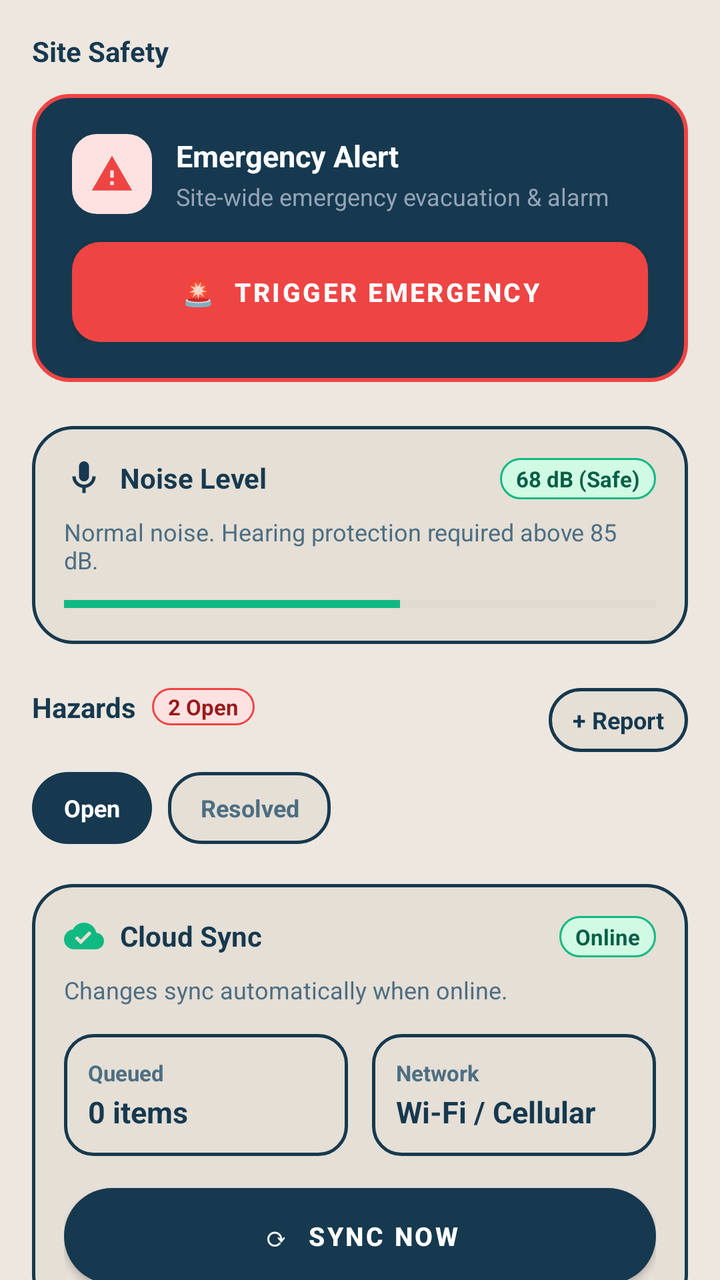
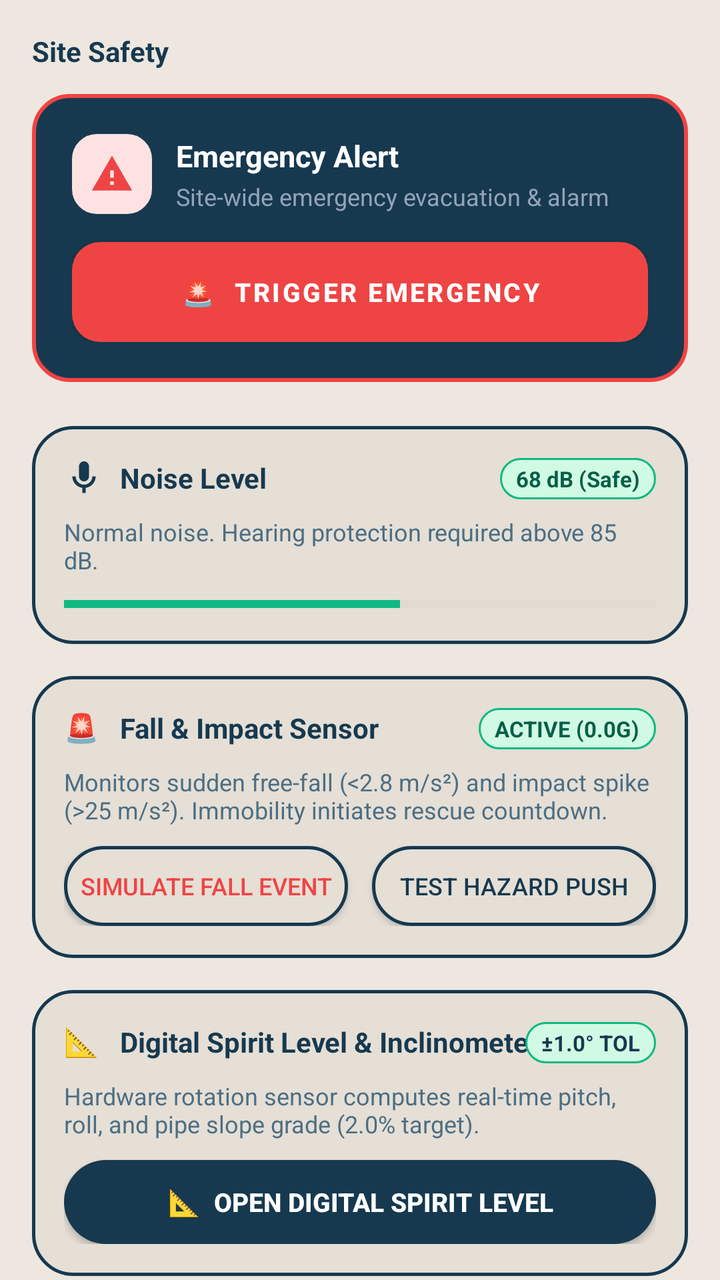

Screens rendered from an Android XML layout before and after an edit, with the pre-edit source and the edit as a unified diff.
<!-- AndroidManifest.xml: application theme Theme.SiteSync -->
<!-- res/layout/fragment_security.xml -->
<?xml version="1.0" encoding="utf-8"?>
<androidx.core.widget.NestedScrollView xmlns:android="http://schemas.android.com/apk/res/android"
    xmlns:app="http://schemas.android.com/apk/res-auto"
    android:layout_width="match_parent"
    android:layout_height="match_parent"
    android:background="@color/warm_ash_base"
    android:fillViewport="true">

    <LinearLayout
        android:layout_width="match_parent"
        android:layout_height="wrap_content"
        android:orientation="vertical"
        android:paddingStart="16dp"
        android:paddingEnd="16dp"
        android:paddingTop="16dp"
        android:paddingBottom="100dp">

        
        <TextView
            android:layout_width="match_parent"
            android:layout_height="wrap_content"
            android:text="Site Safety"
            android:textColor="@color/text_oxide_primary"
            android:textSize="14sp"
            android:textStyle="bold"
            android:layout_marginBottom="12dp" />

        
        <include
            android:id="@+id/incEmergency"
            layout="@layout/layout_emergency_broadcast" />

        
        <LinearLayout
            android:id="@+id/cardAcousticSafety"
            android:layout_width="match_parent"
            android:layout_height="wrap_content"
            android:orientation="vertical"
            android:background="@drawable/bg_card_outlined"
            android:padding="16dp"
            android:layout_marginTop="6dp"
            android:layout_marginBottom="14dp">

            <RelativeLayout
                android:layout_width="match_parent"
                android:layout_height="wrap_content"
                android:layout_marginBottom="8dp">

                <LinearLayout
                    android:layout_width="wrap_content"
                    android:layout_height="wrap_content"
                    android:orientation="horizontal"
                    android:gravity="center_vertical">

                    <ImageView
                        android:id="@+id/ivNoiseIcon"
                        android:layout_width="20dp"
                        android:layout_height="20dp"
                        android:src="@drawable/ic_mic"
                        app:tint="@color/oxide_blue_primary"
                        android:layout_marginEnd="8dp" />

                    <TextView
                        android:layout_width="wrap_content"
                        android:layout_height="wrap_content"
                        android:text="Noise Level"
                        android:textColor="@color/text_oxide_primary"
                        android:textSize="14sp"
                        android:textStyle="bold" />
                </LinearLayout>

                <TextView
                    android:id="@+id/tvNoiseStatusBadge"
                    android:layout_width="wrap_content"
                    android:layout_height="wrap_content"
                    android:layout_alignParentEnd="true"
                    android:text="68 dB (Safe)"
                    android:textColor="#065F46"
                    android:textSize="11sp"
                    android:textStyle="bold"
                    android:background="@drawable/bg_badge_optimal"
                    android:paddingStart="8dp"
                    android:paddingEnd="8dp"
                    android:paddingTop="3dp"
                    android:paddingBottom="3dp" />
            </RelativeLayout>

            <TextView
                android:id="@+id/tvNoisePpeWarning"
                android:layout_width="match_parent"
                android:layout_height="wrap_content"
                android:text="Normal noise. Hearing protection required above 85 dB."
                android:textColor="@color/text_oxide_secondary"
                android:textSize="12sp"
                android:layout_marginBottom="10dp" />

            <ProgressBar
                android:id="@+id/pbDecibelLevel"
                style="?android:attr/progressBarStyleHorizontal"
                android:layout_width="match_parent"
                android:layout_height="8dp"
                android:max="120"
                android:progress="68"
                android:progressTint="@color/status_green"
                android:progressBackgroundTint="@color/gauge_track_ash" />

        </LinearLayout>

        
        <RelativeLayout
            android:layout_width="match_parent"
            android:layout_height="wrap_content"
            android:layout_marginTop="8dp"
            android:layout_marginBottom="10dp">

            <LinearLayout
                android:layout_width="wrap_content"
                android:layout_height="wrap_content"
                android:orientation="horizontal"
                android:gravity="center_vertical">

                <TextView
                    android:layout_width="wrap_content"
                    android:layout_height="wrap_content"
                    android:text="Hazards"
                    android:textColor="@color/text_oxide_primary"
                    android:textSize="14sp"
                    android:textStyle="bold" />

                <TextView
                    android:id="@+id/tvHazardCountBadge"
                    android:layout_width="wrap_content"
                    android:layout_height="wrap_content"
                    android:text="2 Open"
                    android:textColor="#991B1B"
                    android:textSize="11sp"
                    android:textStyle="bold"
                    android:background="@drawable/bg_badge_urgent"
                    android:paddingStart="8dp"
                    android:paddingEnd="8dp"
                    android:paddingTop="2dp"
                    android:paddingBottom="2dp"
                    android:layout_marginStart="8dp" />
            </LinearLayout>

            
            <TextView
                android:id="@+id/btnReportHazardHeader"
                android:layout_width="wrap_content"
                android:layout_height="32dp"
                android:layout_alignParentEnd="true"
                android:gravity="center"
                android:text="+ Report"
                android:textColor="@color/oxide_blue_primary"
                android:textSize="12sp"
                android:textStyle="bold"
                android:background="@drawable/btn_secondary_outline"
                android:paddingStart="12dp"
                android:paddingEnd="12dp"
                android:clickable="true"
                android:focusable="true" />
        </RelativeLayout>

        
        <LinearLayout
            android:layout_width="match_parent"
            android:layout_height="wrap_content"
            android:orientation="horizontal"
            android:layout_marginBottom="12dp">

            <TextView
                android:id="@+id/chipHazardsOpen"
                android:layout_width="wrap_content"
                android:layout_height="36dp"
                android:gravity="center"
                android:text="Open"
                android:textColor="#FFFFFF"
                android:textSize="12sp"
                android:textStyle="bold"
                android:background="@drawable/bg_tab_pill_active"
                android:paddingStart="16dp"
                android:paddingEnd="16dp"
                android:layout_marginEnd="8dp"
                android:clickable="true"
                android:focusable="true" />

            <TextView
                android:id="@+id/chipHazardsResolved"
                android:layout_width="wrap_content"
                android:layout_height="36dp"
                android:gravity="center"
                android:text="Resolved"
                android:textColor="@color/text_oxide_secondary"
                android:textSize="12sp"
                android:textStyle="bold"
                android:background="@drawable/bg_pill_inactive"
                android:paddingStart="16dp"
                android:paddingEnd="16dp"
                android:clickable="true"
                android:focusable="true" />
        </LinearLayout>

        
        <androidx.recyclerview.widget.RecyclerView
            android:id="@+id/rvHazardTickets"
            android:layout_width="match_parent"
            android:layout_height="wrap_content"
            android:nestedScrollingEnabled="false" />

        
        <LinearLayout
            android:id="@+id/layoutHazardEmptyState"
            android:layout_width="match_parent"
            android:layout_height="wrap_content"
            android:orientation="vertical"
            android:gravity="center"
            android:background="@drawable/bg_card_outlined"
            android:padding="28dp"
            android:layout_marginBottom="16dp"
            android:visibility="gone">

            <ImageView
                android:layout_width="36dp"
                android:layout_height="36dp"
                android:src="@drawable/ic_cloud_done"
                app:tint="@color/status_green"
                android:layout_marginBottom="8dp" />

            <TextView
                android:id="@+id/tvEmptyStateText"
                android:layout_width="wrap_content"
                android:layout_height="wrap_content"
                android:text="No Active Hazards"
                android:textColor="@color/text_oxide_primary"
                android:textSize="14sp"
                android:textStyle="bold" />

            <TextView
                android:layout_width="wrap_content"
                android:layout_height="wrap_content"
                android:text="All hazard tickets resolved."
                android:textColor="@color/text_oxide_secondary"
                android:textSize="12sp"
                android:layout_marginTop="2dp" />
        </LinearLayout>

        
        <include
            android:id="@+id/incSyncTelemetry"
            layout="@layout/layout_sync_telemetry" />

    </LinearLayout>
</androidx.core.widget.NestedScrollView>
<!-- res/layout/layout_emergency_broadcast.xml (included above) -->
<?xml version="1.0" encoding="utf-8"?>
<LinearLayout xmlns:android="http://schemas.android.com/apk/res/android"
    xmlns:app="http://schemas.android.com/apk/res-auto"
    android:id="@+id/layoutEmergencyContainer"
    android:layout_width="match_parent"
    android:layout_height="wrap_content"
    android:orientation="vertical"
    android:background="@drawable/bg_card_emergency"
    android:padding="20dp"
    android:layout_marginBottom="16dp">

    <LinearLayout
        android:layout_width="match_parent"
        android:layout_height="wrap_content"
        android:orientation="horizontal"
        android:gravity="center_vertical">

        <FrameLayout
            android:layout_width="40dp"
            android:layout_height="40dp"
            android:background="@drawable/bg_badge_urgent"
            android:backgroundTint="#FEE2E2"
            android:layout_marginEnd="12dp">

            <ImageView
                android:layout_width="22dp"
                android:layout_height="22dp"
                android:layout_gravity="center"
                android:src="@drawable/ic_warning_amber"
                app:tint="#EF4444"
                android:contentDescription="Emergency Beacon" />
        </FrameLayout>

        <LinearLayout
            android:layout_width="0dp"
            android:layout_height="wrap_content"
            android:layout_weight="1"
            android:orientation="vertical">

            <TextView
                android:layout_width="wrap_content"
                android:layout_height="wrap_content"
                android:text="Emergency Alert"
                android:textColor="#FFFFFF"
                android:textSize="15sp"
                android:textStyle="bold" />

            <TextView
                android:layout_width="wrap_content"
                android:layout_height="wrap_content"
                android:text="Site-wide emergency evacuation &amp; alarm"
                android:textColor="#94A3B8"
                android:textSize="12sp"
                android:layout_marginTop="2dp" />
        </LinearLayout>
    </LinearLayout>

    
    <LinearLayout
        android:id="@+id/bannerActiveEmergency"
        android:layout_width="match_parent"
        android:layout_height="wrap_content"
        android:orientation="horizontal"
        android:gravity="center_vertical"
        android:background="@drawable/bg_badge_urgent"
        android:padding="10dp"
        android:layout_marginTop="12dp"
        android:visibility="gone">

        <View
            android:layout_width="8dp"
            android:layout_height="8dp"
            android:background="@drawable/indicator_pulse_dot"
            app:backgroundTint="#EF4444"
            android:layout_marginEnd="8dp" />

        <TextView
            android:id="@+id/tvActiveEmergencyInfo"
            android:layout_width="0dp"
            android:layout_height="wrap_content"
            android:layout_weight="1"
            android:text="Active Alert: Structural Threat"
            android:textColor="#991B1B"
            android:textSize="11sp"
            android:textStyle="bold" />

        <TextView
            android:id="@+id/btnCancelEmergency"
            android:layout_width="wrap_content"
            android:layout_height="wrap_content"
            android:text="Cancel"
            android:textColor="#EF4444"
            android:textSize="11sp"
            android:textStyle="bold"
            android:padding="4dp" />
    </LinearLayout>

    <com.google.android.material.button.MaterialButton
        android:id="@+id/btnTriggerEmergency"
        android:layout_width="match_parent"
        android:layout_height="50dp"
        android:layout_marginTop="14dp"
        android:background="@drawable/bg_btn_emergency"
        app:backgroundTint="@null"
        android:text="🚨  Trigger Emergency"
        android:textColor="#FFFFFF"
        android:textSize="13sp"
        android:textStyle="bold"
        android:elevation="4dp" />

</LinearLayout>
<!-- res/layout/layout_sync_telemetry.xml (included above) -->
<?xml version="1.0" encoding="utf-8"?>
<LinearLayout xmlns:android="http://schemas.android.com/apk/res/android"
    xmlns:app="http://schemas.android.com/apk/res-auto"
    android:layout_width="match_parent"
    android:layout_height="wrap_content"
    android:orientation="vertical"
    android:background="@drawable/bg_card_outlined"
    android:padding="16dp"
    android:layout_marginTop="8dp"
    android:layout_marginBottom="24dp">

    
    <RelativeLayout
        android:layout_width="match_parent"
        android:layout_height="wrap_content"
        android:layout_marginBottom="8dp">

        <LinearLayout
            android:layout_width="wrap_content"
            android:layout_height="wrap_content"
            android:orientation="horizontal"
            android:gravity="center_vertical">

            <ImageView
                android:id="@+id/ivTelemetrySyncIcon"
                android:layout_width="20dp"
                android:layout_height="20dp"
                android:src="@drawable/ic_cloud_done"
                app:tint="@color/status_green"
                android:layout_marginEnd="8dp" />

            <TextView
                android:layout_width="wrap_content"
                android:layout_height="wrap_content"
                android:text="Cloud Sync"
                android:textColor="@color/text_oxide_primary"
                android:textSize="14sp"
                android:textStyle="bold" />
        </LinearLayout>

        <TextView
            android:id="@+id/tvRoomDbStatusPill"
            android:layout_width="wrap_content"
            android:layout_height="wrap_content"
            android:layout_alignParentEnd="true"
            android:text="Online"
            android:textColor="#065F46"
            android:textSize="11sp"
            android:textStyle="bold"
            android:background="@drawable/bg_badge_optimal"
            android:paddingStart="8dp"
            android:paddingEnd="8dp"
            android:paddingTop="3dp"
            android:paddingBottom="3dp" />
    </RelativeLayout>

    <TextView
        android:layout_width="match_parent"
        android:layout_height="wrap_content"
        android:text="Changes sync automatically when online."
        android:textColor="@color/text_oxide_secondary"
        android:textSize="12sp"
        android:layout_marginBottom="14dp" />

    
    <LinearLayout
        android:layout_width="match_parent"
        android:layout_height="wrap_content"
        android:orientation="horizontal"
        android:layout_marginBottom="16dp">

        
        <LinearLayout
            android:layout_width="0dp"
            android:layout_height="wrap_content"
            android:layout_weight="1"
            android:orientation="vertical"
            android:background="@drawable/bg_rounded_input"
            android:padding="12dp"
            android:layout_marginEnd="6dp">

            <TextView
                android:layout_width="wrap_content"
                android:layout_height="wrap_content"
                android:text="Queued"
                android:textColor="@color/text_oxide_secondary"
                android:textSize="11sp"
                android:textStyle="bold" />

            <TextView
                android:id="@+id/tvPendingSyncCount"
                android:layout_width="wrap_content"
                android:layout_height="wrap_content"
                android:text="0 items"
                android:textColor="@color/text_oxide_primary"
                android:textSize="15sp"
                android:textStyle="bold"
                android:layout_marginTop="2dp" />
        </LinearLayout>

        
        <LinearLayout
            android:layout_width="0dp"
            android:layout_height="wrap_content"
            android:layout_weight="1"
            android:orientation="vertical"
            android:background="@drawable/bg_rounded_input"
            android:padding="12dp"
            android:layout_marginStart="6dp">

            <TextView
                android:layout_width="wrap_content"
                android:layout_height="wrap_content"
                android:text="Network"
                android:textColor="@color/text_oxide_secondary"
                android:textSize="11sp"
                android:textStyle="bold" />

            <TextView
                android:id="@+id/tvNetworkInterface"
                android:layout_width="wrap_content"
                android:layout_height="wrap_content"
                android:text="Wi-Fi / Cellular"
                android:textColor="@color/text_oxide_primary"
                android:textSize="15sp"
                android:textStyle="bold"
                android:layout_marginTop="2dp" />
        </LinearLayout>
    </LinearLayout>

    
    <com.google.android.material.button.MaterialButton
        android:id="@+id/btnManualSyncFlush"
        android:layout_width="match_parent"
        android:layout_height="48dp"
        android:background="@drawable/bg_pill_primary"
        app:backgroundTint="@null"
        android:text="⟳  Sync Now"
        android:textColor="@color/text_on_oxide_white"
        android:textSize="13sp"
        android:textStyle="bold" />

</LinearLayout>
<!-- resources referenced by this layout -->
<resources>
  <color name="gauge_track_ash">#D4CDC3</color>
  <color name="oxide_blue_primary">#16394F</color>
  <color name="status_green">#10B981</color>
  <color name="text_on_oxide_white">#FFFFFF</color>
  <color name="text_oxide_primary">#16394F</color>
  <color name="text_oxide_secondary">#4D6E82</color>
  <color name="warm_ash_base">#EDE7DF</color>
  <!-- drawable bg_badge_optimal (drawable) -->
  <?xml version="1.0" encoding="utf-8"?>
  <shape xmlns:android="http://schemas.android.com/apk/res/android"
      android:shape="rectangle">
      <solid android:color="#D1FAE5" />
      <stroke
          android:width="1dp"
          android:color="#10B981" />
      <corners android:radius="12dp" />
  </shape>
  <!-- drawable bg_badge_urgent (drawable) -->
  <?xml version="1.0" encoding="utf-8"?>
  <shape xmlns:android="http://schemas.android.com/apk/res/android"
      android:shape="rectangle">
      <solid android:color="#FEE2E2" />
      <stroke
          android:width="1dp"
          android:color="#EF4444" />
      <corners android:radius="12dp" />
  </shape>
  <!-- drawable bg_btn_emergency (drawable) -->
  <?xml version="1.0" encoding="utf-8"?>
  <ripple xmlns:android="http://schemas.android.com/apk/res/android"
      android:color="#991B1B">
      <item>
          <shape android:shape="rectangle">
              <solid android:color="#EF4444" />
              <corners android:radius="14dp" />
          </shape>
      </item>
  </ripple>
  <!-- drawable bg_card_emergency (drawable) -->
  <?xml version="1.0" encoding="utf-8"?>
  <shape xmlns:android="http://schemas.android.com/apk/res/android"
      android:shape="rectangle">
      <solid android:color="@color/oxide_blue_primary" />
      <stroke
          android:width="2dp"
          android:color="#EF4444" />
      <corners android:radius="18dp" />
  </shape>
  <!-- drawable bg_rounded_input (drawable) -->
  <?xml version="1.0" encoding="utf-8"?>
  <shape xmlns:android="http://schemas.android.com/apk/res/android"
      android:shape="rectangle">
      <solid android:color="@color/warm_ash_surface" />
      <stroke
          android:width="1.5dp"
          android:color="@color/stroke_oxide_blue" />
      <corners android:radius="14dp" />
  </shape>
  <!-- drawable bg_tab_pill_active (drawable) -->
  <?xml version="1.0" encoding="utf-8"?>
  <shape xmlns:android="http://schemas.android.com/apk/res/android"
      android:shape="rectangle">
      <solid android:color="@color/oxide_blue_primary" />
      <corners android:radius="24dp" />
  </shape>
  <!-- drawable ic_warning_amber (drawable) -->
  <vector xmlns:android="http://schemas.android.com/apk/res/android"
      android:width="24dp"
      android:height="24dp"
      android:viewportWidth="24"
      android:viewportHeight="24">
    <path
        android:fillColor="#FFF59E0B"
        android:pathData="M1,21h22L12,2 1,21zM13,18h-2v-2h2v2zM13,14h-2v-4h2v4z"/>
  </vector>
  <!-- drawable indicator_pulse_dot (drawable) -->
  <?xml version="1.0" encoding="utf-8"?>
  <shape xmlns:android="http://schemas.android.com/apk/res/android"
      android:shape="oval">
      <solid android:color="@color/indicator_pulse_dot" />
  </shape>
  <color name="warm_ash_surface">#E5DFD6</color>
  <color name="stroke_oxide_blue">#16394F</color>
  <color name="oxide_blue_dark">#0E2636</color>
  <color name="warm_ash_surface_alt">#DBD4CA</color>
  <color name="indicator_pulse_dot">#FFFFFF</color>
  <color name="oxide_blue_light">#24526E</color>
  <color name="text_oxide_muted">#7E98A8</color>
  <!-- unchanged entries left out for length: 7 -->
</resources>

<!-- the commit's change to res/layout/fragment_security.xml (unified diff, before → after) -->
@@ -104,6 +104,170 @@
                 android:progressTint="@color/status_green"
                 android:progressBackgroundTint="@color/gauge_track_ash" />
 
+        </LinearLayout>
+
+        
+        <LinearLayout
+            android:id="@+id/cardFallDetection"
+            android:layout_width="match_parent"
+            android:layout_height="wrap_content"
+            android:orientation="vertical"
+            android:background="@drawable/bg_card_outlined"
+            android:padding="16dp"
+            android:layout_marginTop="2dp"
+            android:layout_marginBottom="14dp">
+
+            <RelativeLayout
+                android:layout_width="match_parent"
+                android:layout_height="wrap_content"
+                android:layout_marginBottom="8dp">
+
+                <LinearLayout
+                    android:layout_width="wrap_content"
+                    android:layout_height="wrap_content"
+                    android:orientation="horizontal"
+                    android:gravity="center_vertical">
+
+                    <TextView
+                        android:layout_width="20dp"
+                        android:layout_height="20dp"
+                        android:text="🚨"
+                        android:textSize="14sp"
+                        android:layout_marginEnd="8dp" />
+
+                    <TextView
+                        android:layout_width="wrap_content"
+                        android:layout_height="wrap_content"
+                        android:text="Fall &amp; Impact Sensor"
+                        android:textColor="@color/text_oxide_primary"
+                        android:textSize="14sp"
+                        android:textStyle="bold" />
+                </LinearLayout>
+
+                <TextView
+                    android:id="@+id/tvFallSensorBadge"
+                    android:layout_width="wrap_content"
+                    android:layout_height="wrap_content"
+                    android:layout_alignParentEnd="true"
+                    android:text="ACTIVE (0.0G)"
+                    android:textColor="#065F46"
+                    android:textSize="11sp"
+                    android:textStyle="bold"
+                    android:background="@drawable/bg_badge_optimal"
+                    android:paddingStart="8dp"
+                    android:paddingEnd="8dp"
+                    android:paddingTop="3dp"
+                    android:paddingBottom="3dp" />
+            </RelativeLayout>
+
+            <TextView
+                android:id="@+id/tvFallSensorSubtitle"
+                android:layout_width="match_parent"
+                android:layout_height="wrap_content"
+                android:text="Monitors sudden free-fall (&lt;2.8 m/s²) and impact spike (&gt;25 m/s²). Immobility initiates rescue countdown."
+                android:textColor="@color/text_oxide_secondary"
+                android:textSize="12sp"
+                android:layout_marginBottom="10dp" />
+
+            <LinearLayout
+                android:layout_width="match_parent"
+                android:layout_height="wrap_content"
+                android:orientation="horizontal">
+
+                <Button
+                    android:id="@+id/btnSimulateFallTest"
+                    android:layout_width="0dp"
+                    android:layout_height="40dp"
+                    android:layout_weight="1"
+                    android:text="Simulate Fall Event"
+                    android:textColor="@color/status_red"
+                    android:textSize="12sp"
+                    android:background="@drawable/btn_secondary_outline"
+                    android:layout_marginEnd="6dp" />
+
+                <Button
+                    android:id="@+id/btnTestFcmPush"
+                    android:layout_width="0dp"
+                    android:layout_height="40dp"
+                    android:layout_weight="1"
+                    android:text="Test Hazard Push"
+                    android:textColor="@color/oxide_blue_primary"
+                    android:textSize="12sp"
+                    android:background="@drawable/btn_secondary_outline"
+                    android:layout_marginStart="6dp" />
+            </LinearLayout>
+        </LinearLayout>
+
+        
+        <LinearLayout
+            android:id="@+id/cardSpiritLevel"
+            android:layout_width="match_parent"
+            android:layout_height="wrap_content"
+            android:orientation="vertical"
+            android:background="@drawable/bg_card_outlined"
+            android:padding="16dp"
+            android:layout_marginTop="2dp"
+            android:layout_marginBottom="14dp">
+
+            <RelativeLayout
+                android:layout_width="match_parent"
+                android:layout_height="wrap_content"
+                android:layout_marginBottom="8dp">
+
+                <LinearLayout
+                    android:layout_width="wrap_content"
+                    android:layout_height="wrap_content"
+                    android:orientation="horizontal"
+                    android:gravity="center_vertical">
+
+                    <TextView
+                        android:layout_width="20dp"
+                        android:layout_height="20dp"
+                        android:text="📐"
+                        android:textSize="14sp"
+                        android:layout_marginEnd="8dp" />
+
+                    <TextView
+                        android:layout_width="wrap_content"
+                        android:layout_height="wrap_content"
+                        android:text="Digital Spirit Level &amp; Inclinometer"
+                        android:textColor="@color/text_oxide_primary"
+                        android:textSize="14sp"
+                        android:textStyle="bold" />
+                </LinearLayout>
+
+                <TextView
+                    android:layout_width="wrap_content"
+                    android:layout_height="wrap_content"
+                    android:layout_alignParentEnd="true"
+                    android:text="±1.0° TOL"
+                    android:textColor="@color/oxide_blue_primary"
+                    android:textSize="11sp"
+                    android:textStyle="bold"
+                    android:background="@drawable/bg_badge_optimal"
+                    android:paddingStart="8dp"
+                    android:paddingEnd="8dp"
+                    android:paddingTop="3dp"
+                    android:paddingBottom="3dp" />
+            </RelativeLayout>
+
+            <TextView
+                android:layout_width="match_parent"
+                android:layout_height="wrap_content"
+                android:text="Hardware rotation sensor computes real-time pitch, roll, and pipe slope grade (2.0% target)."
+                android:textColor="@color/text_oxide_secondary"
+                android:textSize="12sp"
+                android:layout_marginBottom="10dp" />
+
+            <Button
+                android:id="@+id/btnOpenSpiritLevel"
+                android:layout_width="match_parent"
+                android:layout_height="42dp"
+                android:text="📐  OPEN DIGITAL SPIRIT LEVEL"
+                android:textColor="#FFFFFF"
+                android:textStyle="bold"
+                android:textSize="13sp"
+                android:background="@drawable/btn_primary_oxide" />
         </LinearLayout>
 
         
<!-- resource entries referenced after the edit -->
@@ -3,6 +3,7 @@
   <color name="gauge_track_ash">#D4CDC3</color>
   <color name="oxide_blue_primary">#16394F</color>
   <color name="status_green">#10B981</color>
+  <color name="status_red">#EF4444</color>
   <color name="text_on_oxide_white">#FFFFFF</color>
   <color name="text_oxide_primary">#16394F</color>
   <color name="text_oxide_secondary">#4D6E82</color>
@@ -65,6 +66,17 @@
       <solid android:color="@color/oxide_blue_primary" />
       <corners android:radius="24dp" />
   </shape>
+  <!-- drawable btn_primary_oxide (drawable) -->
+  <?xml version="1.0" encoding="utf-8"?>
+  <ripple xmlns:android="http://schemas.android.com/apk/res/android"
+      android:color="@color/oxide_blue_dark">
+      <item>
+          <shape android:shape="rectangle">
+              <solid android:color="@color/oxide_blue_primary" />
+              <corners android:radius="24dp" />
+          </shape>
+      </item>
+  </ripple>
   <!-- drawable ic_warning_amber (drawable) -->
   <vector xmlns:android="http://schemas.android.com/apk/res/android"
       android:width="24dp"
